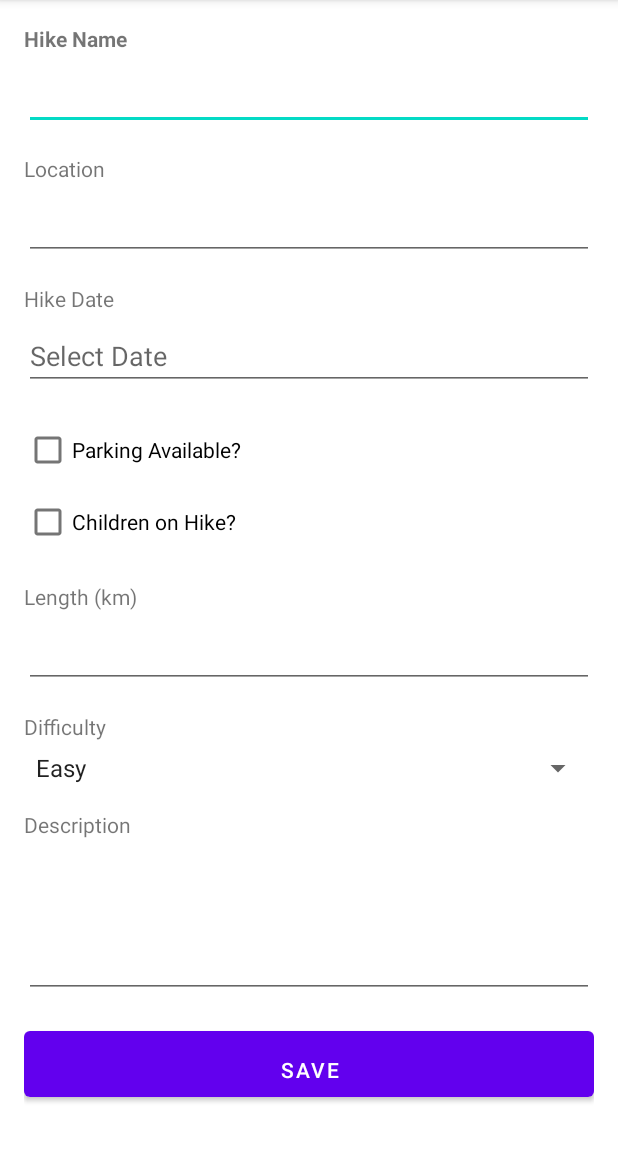
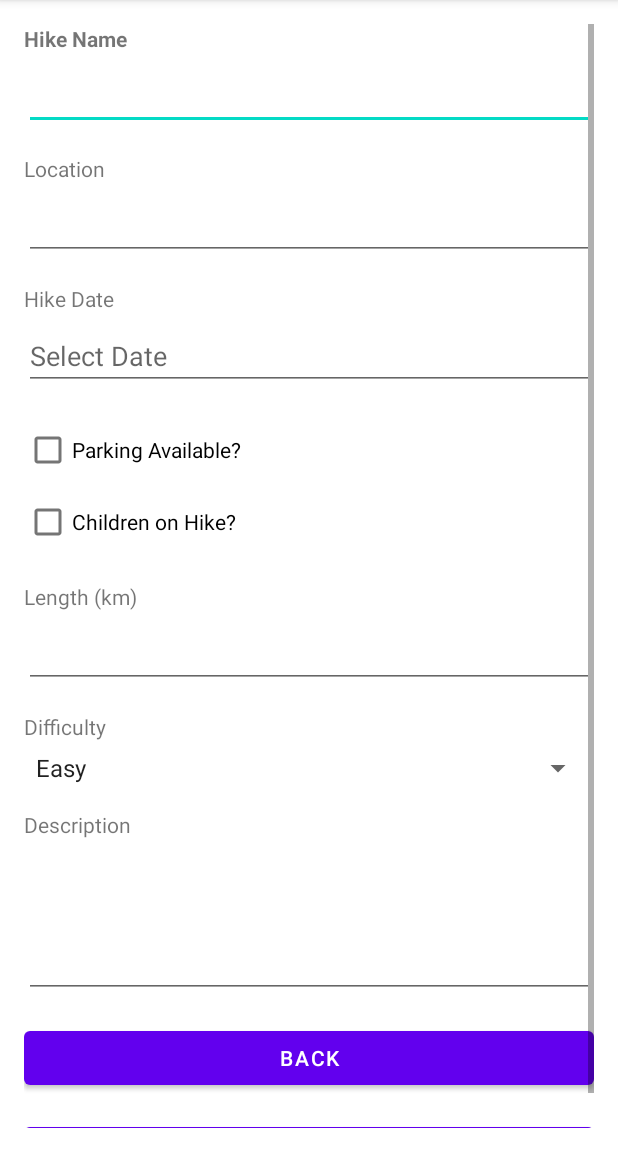
Before and after one commit to toonyvu/COMP-1786-CW, an Android app: the InputActivity screen opened directly, with no data from a screen before it, on a phone screen of 412 x 824 dp, the part 84-1236 px from its top. Run offline under Robolectric (Android 15) with nearby library versions, the phone set to English and light mode, and no system bars.

Commit message:
Changed Files

```diff
--- a/app/src/main/res/layout/activity_input.xml
+++ b/app/src/main/res/layout/activity_input.xml
@@ -166,6 +166,7 @@
             app:layout_constraintEnd_toEndOf="parent"
             android:layout_marginTop="6dp" />
 
+        <!-- Back Button -->
         <Button
             android:id="@+id/btnBack"
             android:layout_width="0dp"
@@ -182,11 +183,11 @@
             android:layout_width="0dp"
             android:layout_height="wrap_content"
             android:text="Save"
-            android:layout_marginTop="24dp"
-            android:layout_marginBottom="24dp"
-            app:layout_constraintTop_toBottomOf="@id/descriptionEdit"
+            android:layout_marginTop="16dp"
+            app:layout_constraintTop_toBottomOf="@id/btnBack"
             app:layout_constraintStart_toStartOf="parent"
             app:layout_constraintEnd_toEndOf="parent" />
 
+
     </androidx.constraintlayout.widget.ConstraintLayout>
 </ScrollView>
```
